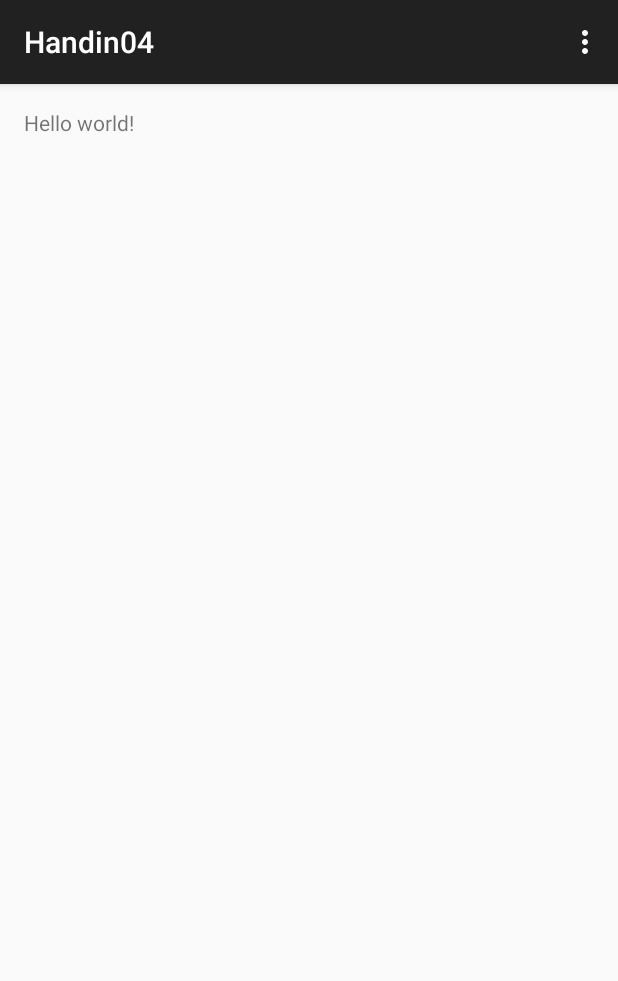
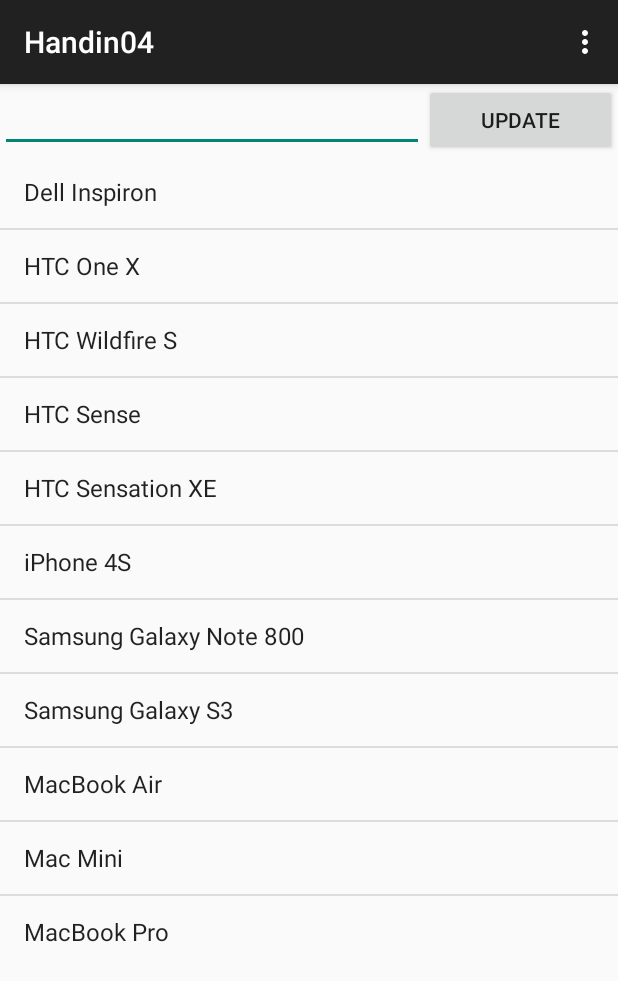
Before and after one commit to BrianFrederiksen/ITSMAP, an Android app: the screen it shows after launch (MainActivity), on a phone screen of 412 x 824 dp. Shown: the top 981 px of the screen. Run offline under Robolectric (Android 15) with nearby library versions, the phone set to English and light mode, and no system bars.

Commit message:
Search functionality works, and TrainService is started when button is pressed.

```diff
--- a/Handin04/Handin04_grp11662/app/src/main/java/dk/iha/itsmap/grp11662/handin04/app/MainActivity.java
+++ b/Handin04/Handin04_grp11662/app/src/main/java/dk/iha/itsmap/grp11662/handin04/app/MainActivity.java
@@ -1,17 +1,69 @@
 package dk.iha.itsmap.grp11662.handin04.app;
 
+import android.content.Intent;
 import android.support.v7.app.ActionBarActivity;
 import android.os.Bundle;
+import android.text.Editable;
+import android.text.TextWatcher;
 import android.view.Menu;
 import android.view.MenuItem;
+import android.view.View;
+import android.widget.ArrayAdapter;
+import android.widget.Button;
+import android.widget.EditText;
+import android.widget.ListView;
+import android.widget.Toast;
 
 
 public class MainActivity extends ActionBarActivity {
+
+    private ListView listView;
+    private EditText inputSearch;
+    private Button updateButton;
+    ArrayAdapter<String> adapter;
+
 
     @Override
     protected void onCreate(Bundle savedInstanceState) {
         super.onCreate(savedInstanceState);
         setContentView(R.layout.activity_main);
+
+        // Listview Data
+        String trains[] = {"Dell Inspiron", "HTC One X", "HTC Wildfire S", "HTC Sense", "HTC Sensation XE",
+                "iPhone 4S", "Samsung Galaxy Note 800",
+                "Samsung Galaxy S3", "MacBook Air", "Mac Mini", "MacBook Pro"};
+
+        listView = (ListView) findViewById(R.id.listView);
+        inputSearch = (EditText) findViewById(R.id.inputSearch);
+        updateButton = (Button) findViewById(R.id.update_button);
+
+        adapter = new ArrayAdapter<String>(this, android.R.layout.simple_list_item_1, trains);
+        listView.setAdapter(adapter);
+
+        updateButton.setOnClickListener(new View.OnClickListener() {
+            @Override
+            public void onClick(View v) {
+                startService(new Intent(v.getContext(), TrainService.class));
+            }
+        });
+
+        inputSearch.addTextChangedListener(new TextWatcher() {
+            @Override
+            public void beforeTextChanged(CharSequence s, int start, int count, int after) {
+
+            }
+
+            @Override
+            public void onTextChanged(CharSequence s, int start, int before, int count) {
+                MainActivity.this.adapter.getFilter().filter(s);
+            }
+
+            @Override
+            public void afterTextChanged(Editable s) {
+
+            }
+        });
+
     }
 
 
--- a/Handin04/Handin04_grp11662/app/src/main/res/layout/activity_main.xml
+++ b/Handin04/Handin04_grp11662/app/src/main/res/layout/activity_main.xml
@@ -1,16 +1,32 @@
-<RelativeLayout xmlns:android="http://schemas.android.com/apk/res/android"
-    xmlns:tools="http://schemas.android.com/tools"
-    android:layout_width="match_parent"
-    android:layout_height="match_parent"
-    android:paddingLeft="@dimen/activity_horizontal_margin"
-    android:paddingRight="@dimen/activity_horizontal_margin"
-    android:paddingTop="@dimen/activity_vertical_margin"
-    android:paddingBottom="@dimen/activity_vertical_margin"
-    tools:context="dk.iha.itsmap.grp11662.handin04.app.MainActivity">
+<LinearLayout
+    android:orientation="vertical"
+    android:layout_width="fill_parent"
+    android:layout_height="fill_parent"
+    xmlns:android="http://schemas.android.com/apk/res/android">
 
-    <TextView
-        android:text="@string/hello_world"
-        android:layout_width="wrap_content"
-        android:layout_height="wrap_content" />
+    <LinearLayout
+        android:orientation="horizontal"
+        android:layout_width="fill_parent"
+        android:layout_height="wrap_content">
 
-</RelativeLayout>
+        <EditText
+            android:layout_width="wrap_content"
+            android:layout_height="wrap_content"
+            android:id="@+id/inputSearch"
+            android:layout_weight="1" />
+
+        <Button
+            style="?android:attr/buttonStyleSmall"
+            android:layout_width="wrap_content"
+            android:layout_height="wrap_content"
+            android:text="Update"
+            android:id="@+id/update_button"
+            android:layout_weight="0.20" />
+
+    </LinearLayout>
+
+    <ListView
+        android:layout_width="fill_parent"
+        android:layout_height="wrap_content"
+        android:id="@+id/listView" />
+</LinearLayout>
```
